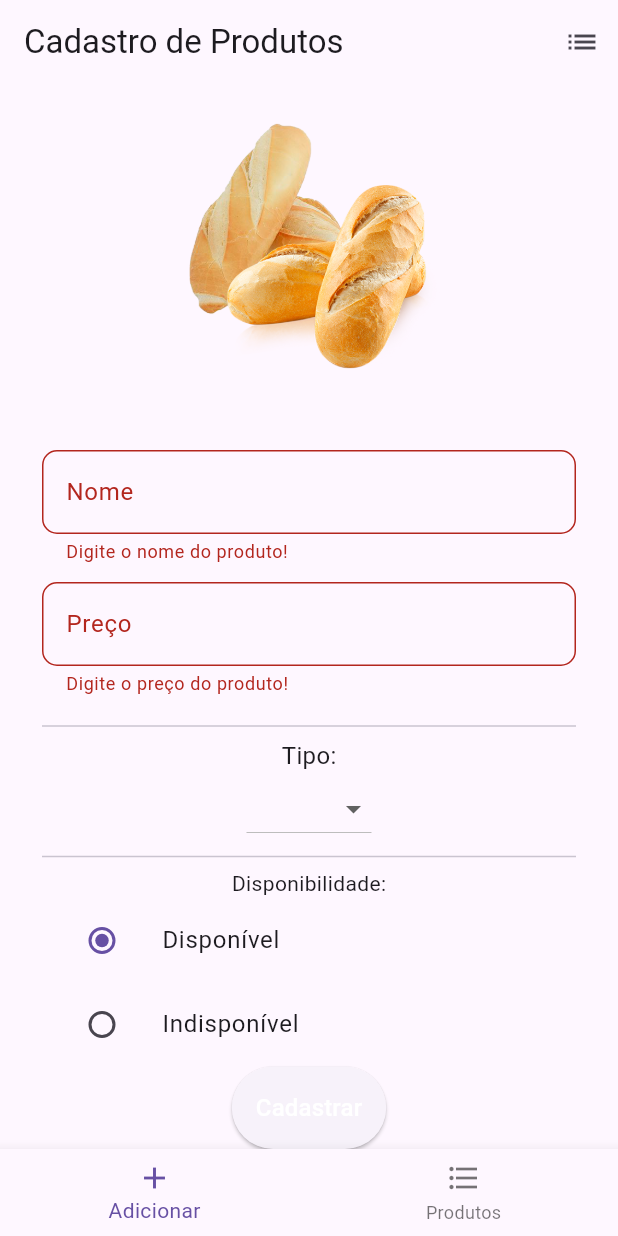
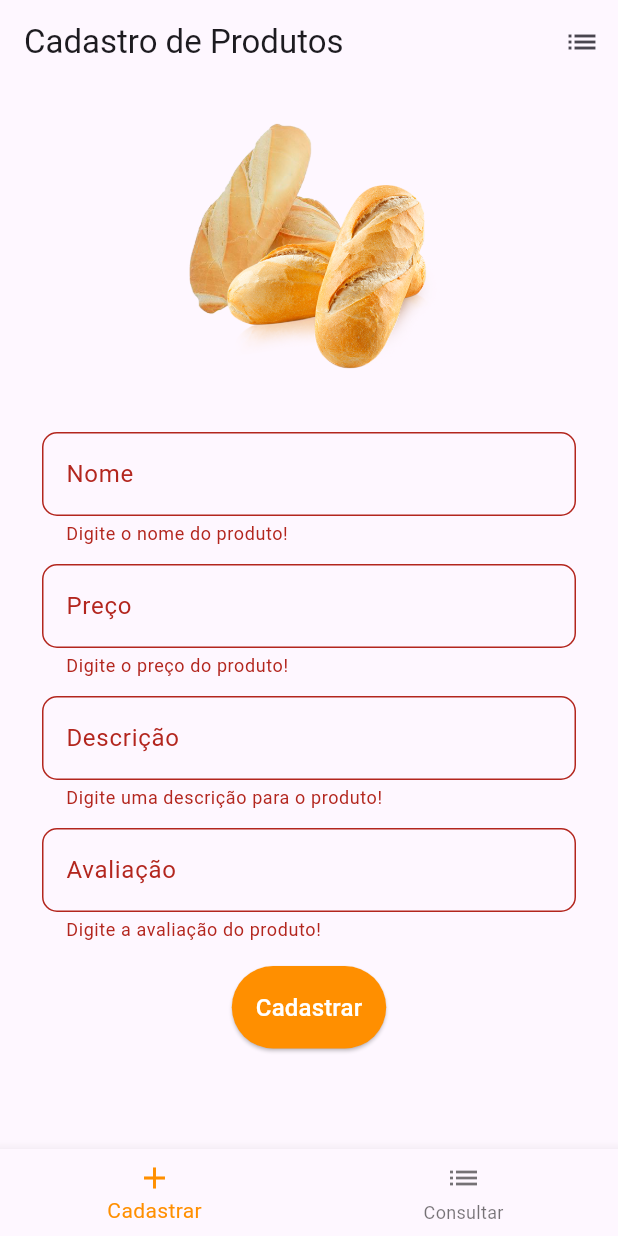
Before and after one commit to Gs1lver/CRUD_Flutter, a Flutter app: the screen it shows after launch, after a tap on "Cadastrar", on a phone screen of 412 x 824 dp. Run offline on Flutter 3.47's test engine with Material 3 defaults, Android fonts, the phone set to English and light mode, and no system bars; network calls fail.

Commit message:
muitas coisas funfando

```diff
--- a/lib/controller/produto_controller.dart
+++ b/lib/controller/produto_controller.dart
@@ -4,10 +4,10 @@ class ProdutoController {
 
   //atributos
   static List<Produto> _listaProdutos = [
-    Produto(isAvailable: false, name: "Pão de Queijo", price: 3.99, types: [Type.salgado]),
-    Produto(isAvailable: true, name: "Guaraná", price: 6.99, types: [Type.bebida]),
-    Produto(isAvailable: true, name: "Doce de Leite", price: 4.99, types: [Type.doce]),
-    Produto(isAvailable: false, name: "Pão de Leite", price: 5.99, types: [Type.pao]),
+    Produto(name: "Pão de Queijo", price: 3.99, description: "Vindo direto de Minas", rating: 4.5),
+    Produto(name: "Guaraná", price: 6.99, description: "refrizin delicia", rating: 3.0),
+    Produto(name: "Doce de Leite", price: 4.99, description: "doce de leite caseiro", rating: 5.0),
+    Produto(name: "Pão de Leite", price: 5.99, description: "pão feito especialmente pela vó tereza", rating: 4.5),
   ];
 
   //getters e setters
@@ -23,10 +23,10 @@ class ProdutoController {
     _listaProdutos.remove(produto);
   }
 
-  void alteraProduto(int indice, String nome, double preco, List<Type> tipos, bool disponibilidade) {
+  void alteraProduto(int indice, String nome, double preco, String descricao, double avaliacao) {
     _listaProdutos[indice].name = nome;
     _listaProdutos[indice].price = preco;
-    _listaProdutos[indice].types = tipos;
-    _listaProdutos[indice].isAvailable = disponibilidade;
+    _listaProdutos[indice].description = descricao;
+    _listaProdutos[indice].rating = avaliacao;
   }
 }
--- a/lib/pages/cadastro.dart
+++ b/lib/pages/cadastro.dart
@@ -1,4 +1,3 @@
-import 'package:crud_padaria/widgets/radioAvailable.dart';
 import 'package:flutter/material.dart';
 
 class CadastroPage extends StatefulWidget {
@@ -11,11 +10,15 @@ class CadastroPage extends StatefulWidget {
 class _CadastroPageState extends State<CadastroPage> {
   final TextEditingController _nameController = TextEditingController();
   final TextEditingController _priceController = TextEditingController();
+  final TextEditingController _descriptionController = TextEditingController();
+  final TextEditingController _ratingController = TextEditingController();
   final GlobalKey<FormState> _formKey = GlobalKey<FormState>();
 
   void limparCampos() {
     _nameController.clear();
     _priceController.clear();
+    _descriptionController.clear();
+    _ratingController.clear();
   }
 
   @override
@@ -44,7 +47,7 @@ class _CadastroPageState extends State<CadastroPage> {
 
             //cadastro
             Padding(
-              padding: const EdgeInsets.all(16.0),
+              padding: const EdgeInsets.only(top: 4, bottom: 16, left: 16, right: 16),
               child: Form(
                 key: _formKey,
                 child: Padding(
@@ -96,30 +99,52 @@ class _CadastroPageState extends State<CadastroPage> {
                       const SizedBox(
                         height: 12,
                       ),
-                      Divider(thickness: 1,),
+                      TextFormField(
+                        controller: _descriptionController,
+                        decoration: const InputDecoration(
+                          labelText: "Descrição",
+                          hintText: "Digite uma descrição para o produto",
 
-                      Text("Tipo:", style: TextStyle(fontSize: 16), textAlign: TextAlign.left,),
-                      DropdownButton(
-                        items: const [
-                          DropdownMenuItem(child: Text("Pao"), value: "Pao"),
-                          DropdownMenuItem(
-                              child: Text("Salgado"), value: "Salgado"),
-                          DropdownMenuItem(child: Text("Doce"), value: "Doce"),
-                          DropdownMenuItem(
-                              child: Text("Bebida"), value: "Bebida"),
-                          DropdownMenuItem(
-                              child: Text("Outro"), value: "Outro"),
-                        ],
-                        onChanged: (value) {
-                          print(value);
+                          border: OutlineInputBorder(
+                            borderRadius: BorderRadius.all(
+                              Radius.circular(10),
+                            ),
+                          ),
+                        ),
+                        validator: (value) {
+                          if (value!.isEmpty) {
+                            return "Digite uma descrição para o produto!";
+                          }
+                          return null;
                         },
                       ),
-                      Divider(thickness: 1,),
-                      Text("Disponibilidade:"),
-                      const RadioAvailable(),
+                      const SizedBox(
+                        height: 12,
+                      ),
+                      TextFormField(
+                        controller: _ratingController,
+                        decoration: const InputDecoration(
+                          labelText: "Avaliação",
+                          hintText: "Digite a avaliação do produto",
 
+                          border: OutlineInputBorder(
+                            borderRadius: BorderRadius.all(
+                              Radius.circular(10),
+                            ),
+                          ),
+                        ),
+                        validator: (value) {
+                          if (value!.isEmpty) {
+                            return "Digite a avaliação do produto!";
+                          }
+                          return null;
+                        },
+                      ),
+                      const SizedBox(height: 16),
+                      //Botão cadastrar
                       ElevatedButton(
                         style: ElevatedButton.styleFrom(
+                          backgroundColor: Colors.amber[800],
                           foregroundColor: Colors.white,
                           padding: EdgeInsets.all(16),
                           shape: RoundedRectangleBorder(
@@ -130,12 +155,13 @@ class _CadastroPageState extends State<CadastroPage> {
                           if (_formKey.currentState!.validate()) {
                             String name = _nameController.text;
                             int price = int.parse(_priceController.text);
+                            String description = _descriptionController.text;
+                            int rating = int.parse(_ratingController.text);
                             limparCampos();
                             _formKey.currentState!.reset();
                           }
                         },
-                        child: const Text("Cadastrar",
-                            style: TextStyle(fontSize: 16)),
+                        child: const Text("Cadastrar", style: TextStyle(fontSize: 16)),
                       )
                     ],
                   ),
--- a/lib/pages/consulta.dart
+++ b/lib/pages/consulta.dart
@@ -71,11 +71,7 @@ class _ConsultaPageState extends State<ConsultaPage> {
                 ),
                 itemBuilder: (context, int index) {
                   return ListTile(
-                      leading: listaBusca[index].isAvailable
-                          ? const Icon(Icons.check_circle, color: Colors.green)
-                          : const Icon(Icons.remove_circle,
-                              color: Colors
-                                  .red), //se tiver disponivel, aparecer x icone, se nao, aparecer y icone
+                      leading: Icon(Icons.cookie), //se tiver disponivel, aparecer x icone, se nao, aparecer y icone
                       title: Text(listaBusca[index].name),
                       subtitle:
                           Text("R\$${listaBusca[index].price.toString()}"),
--- a/lib/pages/home_page.dart
+++ b/lib/pages/home_page.dart
@@ -10,33 +10,37 @@ class HomePage extends StatefulWidget {
 }
 
 class _HomePageState extends State<HomePage> {
+  int _currentIndex = 0;
+  List<Widget> body = const[
+    CadastroPage(),
+    ConsultaPage(),
+  ];
+
   @override
   Widget build(BuildContext context) {
-    int indexAtual = 0;
-
-    List<Widget> pages = [
-      CadastroPage(),
-      ConsultaPage(),
-    ];
-
-    void itemClicado(int index) {
-      setState(() {
-        indexAtual = index;
-      });
-      print(indexAtual);
-      print(pages[indexAtual]);
-    }
-
     return Scaffold(
-        body: pages[indexAtual],
-        bottomNavigationBar: BottomNavigationBar(
-          currentIndex: indexAtual,
-          onTap: itemClicado,
-          items: [
-            BottomNavigationBarItem(icon: Icon(Icons.add), label: "Adicionar"),
-            BottomNavigationBarItem(
-                icon: Icon(Icons.format_list_bulleted), label: "Produtos"),
-          ],
-        ));
+      body: Center(
+        child: body[_currentIndex],
+      ),
+      bottomNavigationBar: BottomNavigationBar(
+        selectedItemColor: Colors.amber[800],
+        currentIndex: _currentIndex,
+        onTap: (int newIndex){
+          setState(() {
+            _currentIndex = newIndex;
+          });
+        },
+        items: const [
+          BottomNavigationBarItem(
+            icon: Icon(Icons.add),
+            label: "Cadastrar",
+          ),
+          BottomNavigationBarItem(
+            icon: Icon(Icons.list),
+            label: "Consultar",
+          ),
+        ]
+      ),
+    );
   }
 }
--- a/lib/widgets/radioAvailable.dart
+++ /dev/null
@@ -1,49 +0,0 @@
-import 'package:flutter/material.dart';
-
-class RadioAvailable extends StatefulWidget {
-  const RadioAvailable({super.key});
-
-  @override
-  State<RadioAvailable> createState() => _RadioAvailableState();
-}
-
-List<String> options = [
-  "Disponível",
-  "Indisponível",
-];
-
-class _RadioAvailableState extends State<RadioAvailable> {
-  String currentOption = options[0];
-
-  @override
-  Widget build(BuildContext context) {
-    return Column(
-      children: [
-        ListTile(
-          title: Text(options[0]),
-          leading: Radio(
-            value: options[0],
-            groupValue: currentOption,
-            onChanged: (value) {
-              setState(() {
-                currentOption = value.toString();
-              });
-            },
-          ),
-        ),
-        ListTile(
-          title: Text(options[1]),
-          leading: Radio(
-            value: options[1],
-            groupValue: currentOption,
-            onChanged: (value) {
-              setState(() {
-                currentOption = value.toString();
-              });
-            },
-          ),
-        ),
-      ],
-    );
-  }
-}
```
Also changed, not shown: lib/model/produto.dart (+7 -24 lines), lib/pages/alterar.dart (+54 -13 lines), lib/widgets/radioType.dart (deleted, +0 -31 lines), pubspec.lock.
